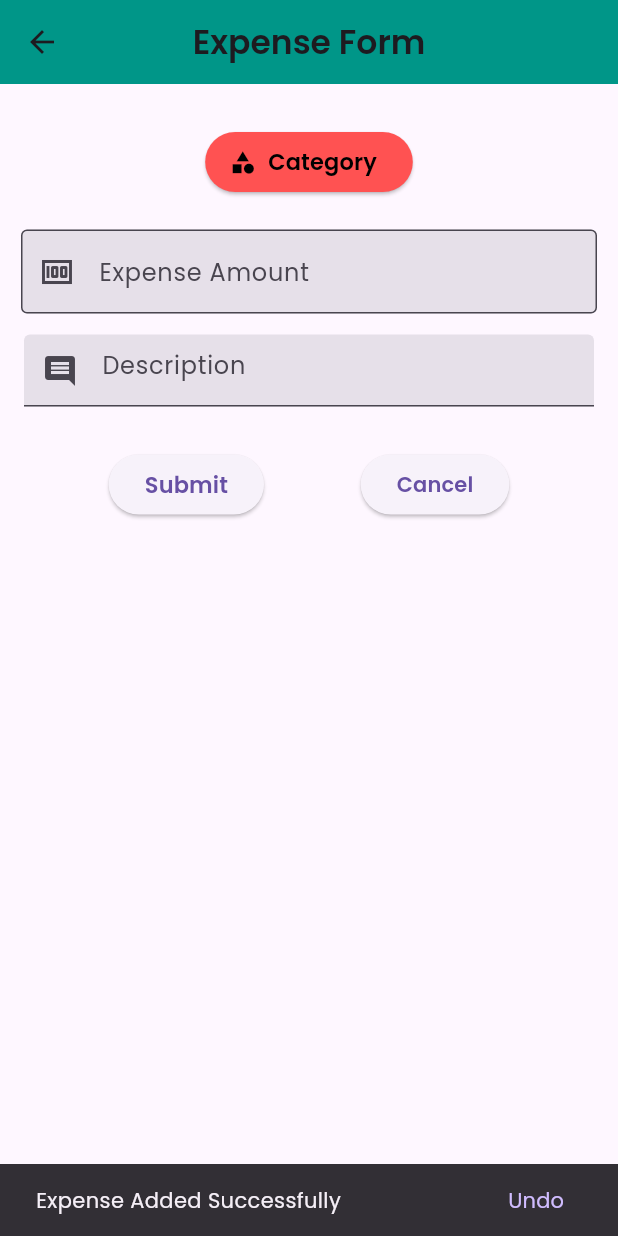
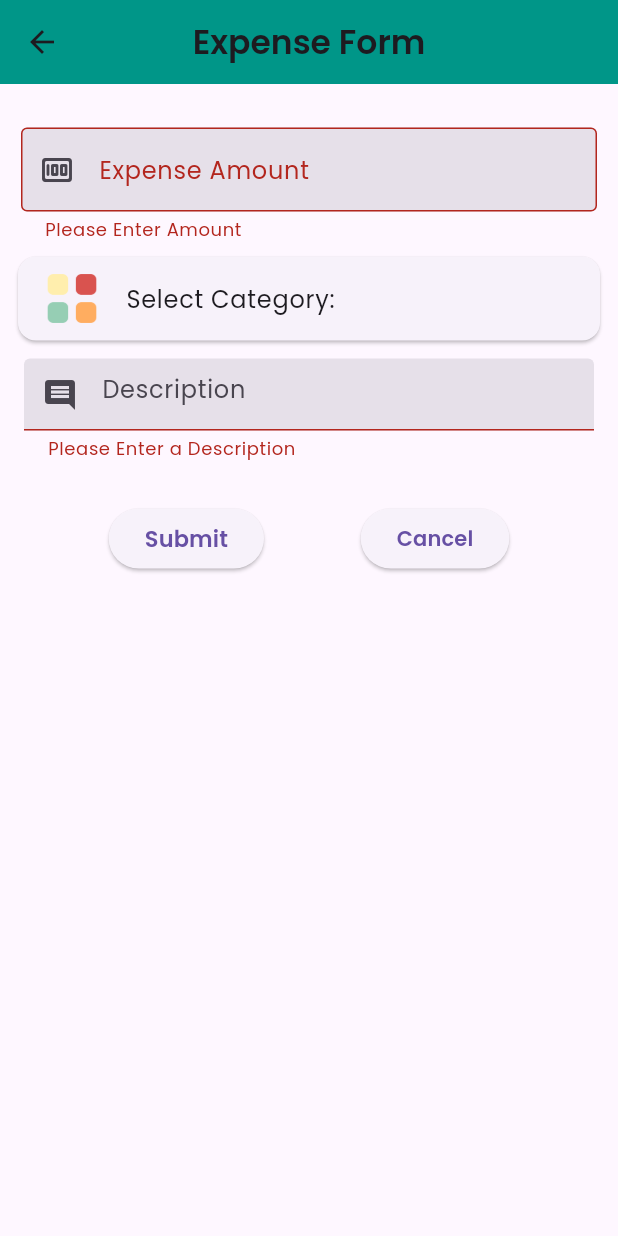
Before and after one commit to stevenjoro098/Daily-Expense, a Flutter app: the addExpensesPage screen opened directly, after a tap on "Submit", on a phone screen of 412 x 824 dp. Run offline on Flutter 3.47's test engine with Material 3 defaults, Android fonts, the light colour scheme and no system bars; our stand-ins replace charts_flutter, flutter_local_notifications, shared_preferences, sqflite, sqflite_common_ffi and 1 more; missing offline and left inert: dart:ffi; accounts and stored records are empty.

Commit message:
Add form to expenditure form widget

```diff
--- a/lib/pages/AddExpenditurePage.dart
+++ b/lib/pages/AddExpenditurePage.dart
@@ -17,21 +17,34 @@ class addExpensesPage extends StatefulWidget {
 class _addExpensesPageState extends State<addExpensesPage> {
   String expenseCategory = "";
   DateTime now = DateTime.now();
+  final _formKey = GlobalKey<FormState>();
  TextEditingController expensesController = TextEditingController();
  TextEditingController expenseDescription = TextEditingController();
 
   Future<void> insertExpense(String expense, String description, String expense_date, String category) async {
     final db = await initDatabase();
-    print('Expense insert Method Called');
-    await db.insert(
-      'expense',
-      {'expense_amount': expense,
-        'description': description,
-        'expense_date': expense_date,
-        'category': category
-      },
-      conflictAlgorithm: ConflictAlgorithm.replace
-    );
+    if(_formKey.currentState!.validate()){
+      print(_formKey.currentWidget);
+      // print('Expense insert Method Called');
+      // await db.insert(
+      //     'expense',
+      //     {'expense_amount': expense,
+      //       'description': description,
+      //       'expense_date': expense_date,
+      //       'category': category
+      //     },
+      //     conflictAlgorithm: ConflictAlgorithm.replace
+      // );
+      // final snackBar = const SnackBar(
+      //   content: Text('Expense Added Successfully'),
+      // );
+      //
+      // // Find the ScaffoldMessenger in the widget tree
+      // // and use it to show a SnackBar.
+      // ScaffoldMessenger.of(context).showSnackBar(snackBar);
+
+    }
+
   }
   Future<void> _navigateAndDisplaySelection(BuildContext context) async {
     // Navigator.push returns a Future that completes after calling
@@ -85,61 +98,58 @@ class _addExpensesPageState extends State<addExpensesPage> {
           padding: const EdgeInsets.all(8.0),
           child: Column(
             children: [
-              const SizedBox(height: 20,),
-              Row(
-                mainAxisAlignment: MainAxisAlignment.spaceAround,
-                children: [
-                  ElevatedButton.icon(
-                      onPressed: (){
-                       // push the alert widget and receive data from it.
-                        _navigateAndDisplaySelection(context);
-                      },
-                      label: const Text('Category',
-                          style: TextStyle(
-                            fontWeight: FontWeight.bold,
-                            fontSize: 15,
-                            color: Colors.black
-                          )
-
-                        ),
-                      icon: const Icon(Icons.category,color: Colors.black,),
-                      style: ButtonStyle(
-                          backgroundColor: MaterialStateProperty.all<Color>(Colors.redAccent)
-                      ),
-                  ),
-
-                ],
-              ),
               const SizedBox(height: 15),
               Form(
+                key: _formKey,
                   child: Column(
                     children: [
                       Padding(
                         padding: const EdgeInsets.all(6.0),
                         child: Center(
-                            child: TextField(
+                            child: TextFormField(
                               controller: expensesController,
                               decoration: const InputDecoration(
-                                  prefixIcon: Icon(Icons.money_outlined),
+                                  prefixIcon: Icon(Icons.money_rounded),
                                   hintText: 'Enter Amount',
                                   labelText: 'Expense Amount',
                                   filled: true,
                                   border: OutlineInputBorder()
                               ),
+                              validator: (value) {
+                                if (value == null || value.isEmpty) {
+                                  return 'Please Enter Amount';
+                                }
+                                return null;
+                              },
                             )
                         ),
                       ),
+                      Card(
+                        child: ListTile(
+                          leading: Image.asset('assets/images/app.png', width: 40,),
+                          title: Text('Select Category: $expenseCategory'),
+                          onTap: (){
+                            _navigateAndDisplaySelection(context);
+                          },
 
+                        ),
+                      ),
                       Padding(
                         padding: const EdgeInsets.all(8.0),
                         child: Center(
-                          child: TextField(
+                          child: TextFormField(
                             controller: expenseDescription,
                             decoration: const InputDecoration(
                                 prefixIcon: Icon(Icons.comment),
                                 hintText: 'Description',
                                 filled: true
                             ),
+                            validator: (value) {
+                              if (value == null || value.isEmpty) {
+                                return 'Please Enter a Description';
+                              }
+                              return null;
+                            },
                           ),
                         ),
                       ),
@@ -155,30 +165,23 @@ class _addExpensesPageState extends State<addExpensesPage> {
                  children: [
                    ElevatedButton(
                         onPressed: (){
-                          if(expensesController.text.isEmpty && expenseDescription.text.isEmpty && expenseCategory.isEmpty){
-                              print('Nothing');
-                          } else{
-                            insertExpense(
-                              expensesController.text,
-                              expenseDescription.text,
-                              "${now.year}-${now.month}-${now.day}",
-                              expenseCategory,
-                            );
-                          }
-                          clear_textfields();
-                          final snackBar = SnackBar(
-                            content: const Text('Expense Added Successfully'),
-                            action: SnackBarAction(
-                              label: 'Undo',
-                              onPressed: () {
-                                // Some code to undo the change.
-                              },
-                            ),
+                          insertExpense(
+                            expensesController.text,
+                            expenseDescription.text,
+                            "${now.year}-${now.month}-${now.day}",
+                            expenseCategory,
                           );
+                          // if(expensesController.text.isEmpty && expenseDescription.text.isEmpty && expenseCategory.isEmpty){
+                          //
+                          // } else{
+                          //
+                          // }
+                          //clear_textfields();
+
 
                           // Find the ScaffoldMessenger in the widget tree
                           // and use it to show a SnackBar.
-                          ScaffoldMessenger.of(context).showSnackBar(snackBar);
+
                         },
                         child: const Text('Submit',
                         style: TextStyle(
```
